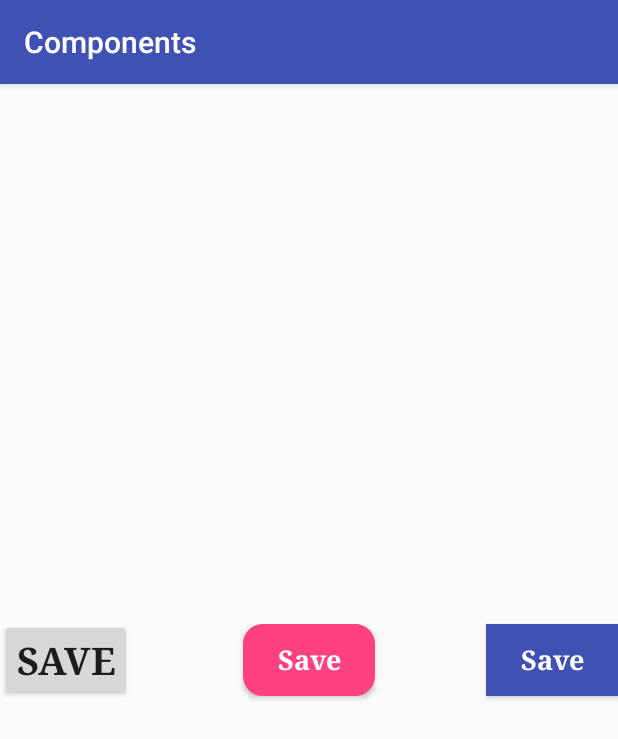
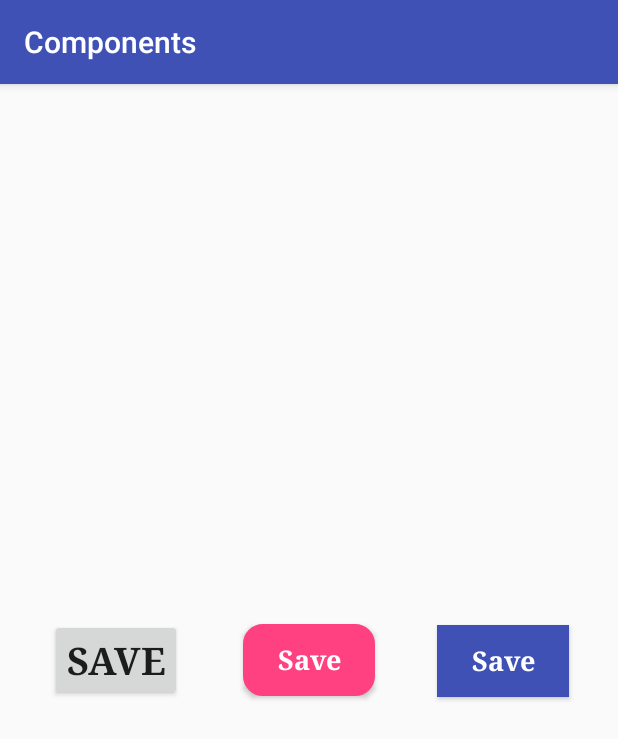
Before and after one commit to Leidy-Zulu/Components, an Android app: the screen it shows after launch (Button), on a phone screen of 412 x 824 dp. Shown: the top 739 px of the screen. Run offline under Robolectric (Android 15) with nearby library versions, the phone set to English and light mode, and no system bars.

Commit message:
Alineación botones

```diff
--- a/app/src/main/res/layout/activity_button.xml
+++ b/app/src/main/res/layout/activity_button.xml
@@ -21,7 +21,8 @@
         app:layout_constraintBottom_toBottomOf="parent"
         app:layout_constraintLeft_toLeftOf="parent"
         app:layout_constraintRight_toRightOf="parent"
-        app:layout_constraintTop_toTopOf="parent" />
+        app:layout_constraintTop_toTopOf="parent"
+        android:id="@+id/button" />
 
 
     <Button
@@ -38,7 +39,11 @@
         android:typeface="serif"
         app:layout_constraintBottom_toBottomOf="parent"
         app:layout_constraintRight_toRightOf="parent"
-        app:layout_constraintTop_toTopOf="parent" />
+        app:layout_constraintTop_toTopOf="parent"
+        app:layout_constraintLeft_toRightOf="@+id/button"
+        android:layout_marginLeft="8dp"
+        android:layout_marginRight="0dp"
+        app:layout_constraintVertical_bias="0.501" />
 
     <Button
         android:layout_width="wrap_content"
@@ -52,7 +57,9 @@
         android:typeface="serif"
         app:layout_constraintBottom_toBottomOf="parent"
         app:layout_constraintLeft_toLeftOf="parent"
-        app:layout_constraintTop_toTopOf="parent" />
+        app:layout_constraintTop_toTopOf="parent"
+        app:layout_constraintRight_toLeftOf="@+id/button"
+        android:layout_marginRight="8dp" />
     <!--android:textAllCaps="false"-->
 
 
```
